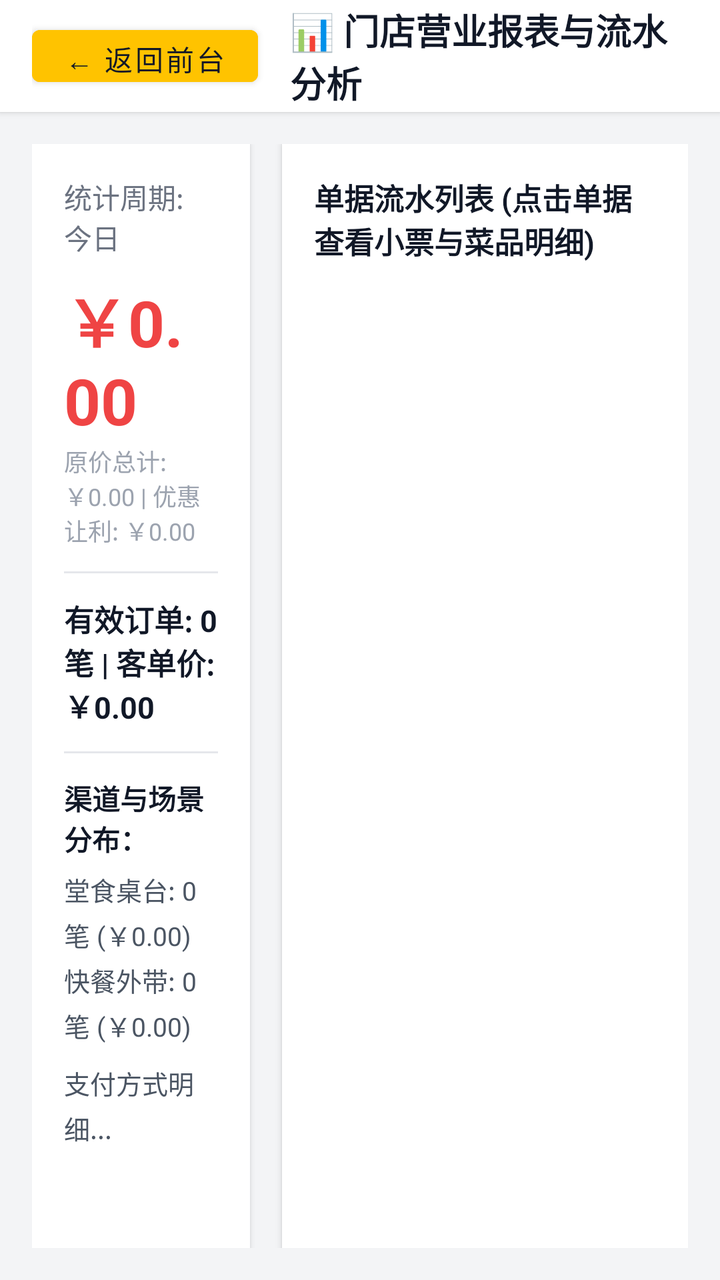
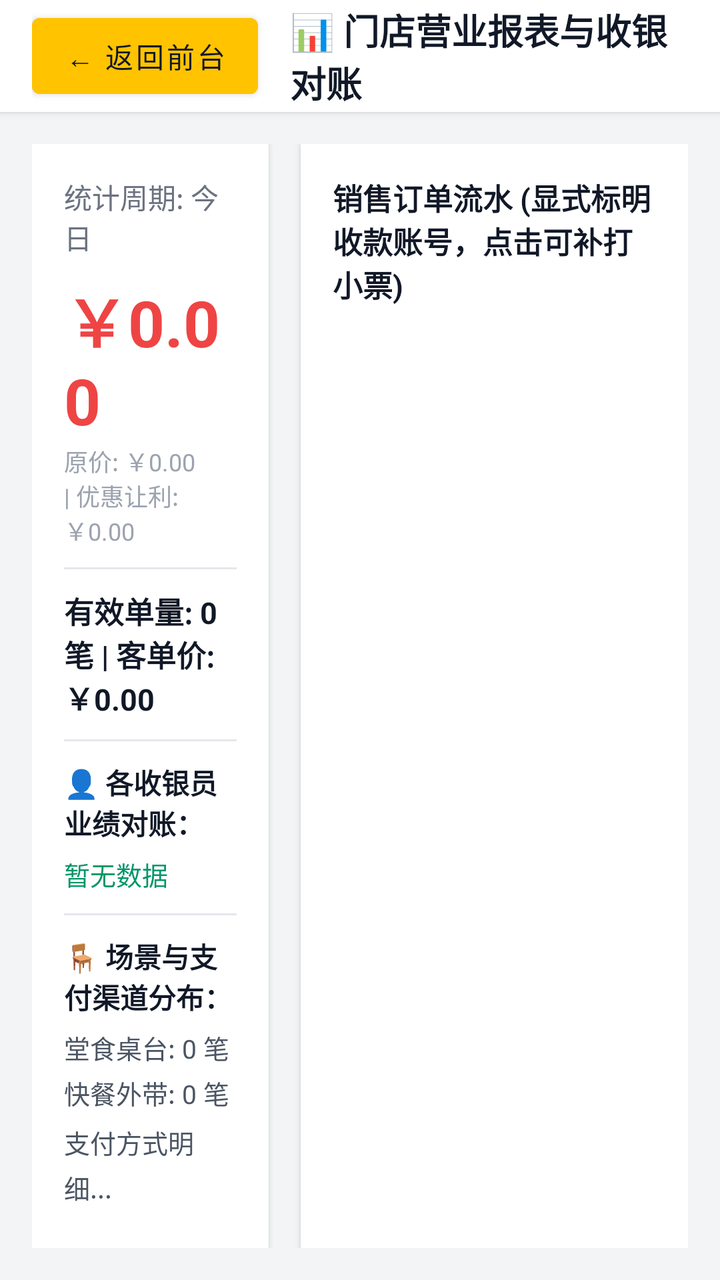

An Android layout rendered at two revisions. The XML below is the earlier revision; the diff shows what the commit changed to produce the second picture.
<!-- AndroidManifest.xml: application theme Theme.MeituanPosLite -->
<!-- res/layout/activity_report.xml -->
<?xml version="1.0" encoding="utf-8"?>
<LinearLayout xmlns:android="http://schemas.android.com/apk/res/android"
    android:layout_width="match_parent"
    android:layout_height="match_parent"
    android:orientation="vertical"
    android:background="#F3F4F6">

    
    <LinearLayout
        android:layout_width="match_parent"
        android:layout_height="56dp"
        android:background="#FFFFFF"
        android:gravity="center_vertical"
        android:paddingHorizontal="16dp"
        android:elevation="2dp">

        <Button
            android:id="@+id/btnBack"
            android:layout_width="wrap_content"
            android:layout_height="38dp"
            android:text="← 返回前台"
            android:textColor="#111827"
            android:backgroundTint="#FFC300"/>

        <TextView
            android:layout_width="wrap_content"
            android:layout_height="wrap_content"
            android:layout_marginStart="16dp"
            android:text="📊 门店营业报表与流水分析"
            android:textSize="18sp"
            android:textStyle="bold"
            android:textColor="#111827"/>

        <View
            android:layout_width="0dp"
            android:layout_height="match_parent"
            android:layout_weight="1"/>

        
        <Button
            android:id="@+id/btnFilterToday"
            android:layout_width="wrap_content"
            android:layout_height="38dp"
            android:text="今日"
            android:textColor="#FFFFFF"
            android:backgroundTint="#1E2433"/>

        <Button
            android:id="@+id/btnFilterMonth"
            android:layout_width="wrap_content"
            android:layout_height="38dp"
            android:layout_marginStart="8dp"
            android:text="本月"
            android:textColor="#111827"
            android:backgroundTint="#E5E7EB"/>

        <Button
            android:id="@+id/btnFilterYear"
            android:layout_width="wrap_content"
            android:layout_height="38dp"
            android:layout_marginStart="8dp"
            android:text="本年"
            android:textColor="#111827"
            android:backgroundTint="#E5E7EB"/>
    </LinearLayout>

    <LinearLayout
        android:layout_width="match_parent"
        android:layout_height="match_parent"
        android:orientation="horizontal"
        android:padding="16dp">

        
        <LinearLayout
            android:layout_width="0dp"
            android:layout_height="match_parent"
            android:layout_weight="3.5"
            android:orientation="vertical"
            android:background="#FFFFFF"
            android:padding="16dp"
            android:elevation="2dp">

            <TextView
                android:id="@+id/tvReportPeriod"
                android:layout_width="wrap_content"
                android:layout_height="wrap_content"
                android:text="统计周期: 今日"
                android:textSize="14sp"
                android:textColor="#6B7280"/>

            <TextView
                android:id="@+id/tvTotalSales"
                android:layout_width="wrap_content"
                android:layout_height="wrap_content"
                android:layout_marginTop="8dp"
                android:text="￥0.00"
                android:textSize="32sp"
                android:textStyle="bold"
                android:textColor="#EF4444"/>

            <TextView
                android:id="@+id/tvOriginalAndDiscount"
                android:layout_width="wrap_content"
                android:layout_height="wrap_content"
                android:text="原价总计: ￥0.00 | 优惠让利: ￥0.00"
                android:textSize="12sp"
                android:textColor="#9CA3AF"/>

            <View
                android:layout_width="match_parent"
                android:layout_height="1dp"
                android:background="#E5E7EB"
                android:layout_marginVertical="12dp"/>

            
            <TextView
                android:id="@+id/tvOrderCountAndAvg"
                android:layout_width="wrap_content"
                android:layout_height="wrap_content"
                android:text="有效订单: 0 笔 | 客单价: ￥0.00"
                android:textSize="15sp"
                android:textStyle="bold"
                android:textColor="#111827"/>

            <View
                android:layout_width="match_parent"
                android:layout_height="1dp"
                android:background="#E5E7EB"
                android:layout_marginVertical="12dp"/>

            <TextView
                android:layout_width="wrap_content"
                android:layout_height="wrap_content"
                android:text="渠道与场景分布："
                android:textStyle="bold"
                android:textSize="14sp"
                android:textColor="#111827"/>

            <TextView
                android:id="@+id/tvTypeDistribution"
                android:layout_width="match_parent"
                android:layout_height="wrap_content"
                android:layout_marginTop="6dp"
                android:text="堂食桌台: 0 笔 (￥0.00)\n快餐外带: 0 笔 (￥0.00)"
                android:lineSpacingExtra="4dp"
                android:textSize="13sp"
                android:textColor="#4B5563"/>

            <TextView
                android:id="@+id/tvPayDistribution"
                android:layout_width="match_parent"
                android:layout_height="wrap_content"
                android:layout_marginTop="10dp"
                android:text="支付方式明细..."
                android:lineSpacingExtra="4dp"
                android:textSize="13sp"
                android:textColor="#4B5563"/>
        </LinearLayout>

        
        <LinearLayout
            android:layout_width="0dp"
            android:layout_height="match_parent"
            android:layout_weight="6.5"
            android:layout_marginStart="16dp"
            android:orientation="vertical"
            android:background="#FFFFFF"
            android:padding="16dp"
            android:elevation="2dp">

            <TextView
                android:layout_width="wrap_content"
                android:layout_height="wrap_content"
                android:text="单据流水列表 (点击单据查看小票与菜品明细)"
                android:textSize="15sp"
                android:textStyle="bold"
                android:textColor="#111827"/>

            <androidx.recyclerview.widget.RecyclerView
                android:id="@+id/rvOrderHistory"
                android:layout_width="match_parent"
                android:layout_height="match_parent"
                android:layout_marginTop="12dp"/>
        </LinearLayout>
    </LinearLayout>
</LinearLayout>
<!-- resources referenced by this layout -->
<resources>
  <style name="Theme.MeituanPosLite" parent="Theme.MaterialComponents.Light.NoActionBar">
          <item name="colorPrimary">@color/meituan_yellow</item>
          <item name="colorSecondary">#333333</item>
          <item name="android:statusBarColor">#FFD100</item>
      </style>
  <color name="meituan_yellow">#FFC300</color>
</resources>

<!-- the commit's change to res/layout/activity_report.xml (unified diff, before → after) -->
@@ -20,13 +20,16 @@
             android:layout_height="38dp"
             android:text="← 返回前台"
             android:textColor="#111827"
-            android:backgroundTint="#FFC300"/>
+            android:backgroundTint="#FFC300"
+            android:insetTop="0dp"
+            android:insetBottom="0dp"
+            android:singleLine="true"/>
 
         <TextView
             android:layout_width="wrap_content"
             android:layout_height="wrap_content"
             android:layout_marginStart="16dp"
-            android:text="📊 门店营业报表与流水分析"
+            android:text="📊 门店营业报表与收银对账"
             android:textSize="18sp"
             android:textStyle="bold"
             android:textColor="#111827"/>
@@ -36,14 +39,16 @@
             android:layout_height="match_parent"
             android:layout_weight="1"/>
 
-        
         <Button
             android:id="@+id/btnFilterToday"
             android:layout_width="wrap_content"
             android:layout_height="38dp"
             android:text="今日"
             android:textColor="#FFFFFF"
-            android:backgroundTint="#1E2433"/>
+            android:backgroundTint="#1E2433"
+            android:insetTop="0dp"
+            android:insetBottom="0dp"
+            android:singleLine="true"/>
 
         <Button
             android:id="@+id/btnFilterMonth"
@@ -52,7 +57,10 @@
             android:layout_marginStart="8dp"
             android:text="本月"
             android:textColor="#111827"
-            android:backgroundTint="#E5E7EB"/>
+            android:backgroundTint="#E5E7EB"
+            android:insetTop="0dp"
+            android:insetBottom="0dp"
+            android:singleLine="true"/>
 
         <Button
             android:id="@+id/btnFilterYear"
@@ -61,7 +69,10 @@
             android:layout_marginStart="8dp"
             android:text="本年"
             android:textColor="#111827"
-            android:backgroundTint="#E5E7EB"/>
+            android:backgroundTint="#E5E7EB"
+            android:insetTop="0dp"
+            android:insetBottom="0dp"
+            android:singleLine="true"/>
     </LinearLayout>
 
     <LinearLayout
@@ -71,97 +82,126 @@
         android:padding="16dp">
 
         
-        <LinearLayout
+        <ScrollView
             android:layout_width="0dp"
             android:layout_height="match_parent"
-            android:layout_weight="3.5"
-            android:orientation="vertical"
+            android:layout_weight="3.8"
             android:background="#FFFFFF"
-            android:padding="16dp"
             android:elevation="2dp">
 
-            <TextView
-                android:id="@+id/tvReportPeriod"
-                android:layout_width="wrap_content"
-                android:layout_height="wrap_content"
-                android:text="统计周期: 今日"
-                android:textSize="14sp"
-                android:textColor="#6B7280"/>
-
-            <TextView
-                android:id="@+id/tvTotalSales"
-                android:layout_width="wrap_content"
-                android:layout_height="wrap_content"
-                android:layout_marginTop="8dp"
-                android:text="￥0.00"
-                android:textSize="32sp"
-                android:textStyle="bold"
-                android:textColor="#EF4444"/>
-
-            <TextView
-                android:id="@+id/tvOriginalAndDiscount"
-                android:layout_width="wrap_content"
-                android:layout_height="wrap_content"
-                android:text="原价总计: ￥0.00 | 优惠让利: ￥0.00"
-                android:textSize="12sp"
-                android:textColor="#9CA3AF"/>
-
-            <View
-                android:layout_width="match_parent"
-                android:layout_height="1dp"
-                android:background="#E5E7EB"
-                android:layout_marginVertical="12dp"/>
-
-            
-            <TextView
-                android:id="@+id/tvOrderCountAndAvg"
-                android:layout_width="wrap_content"
-                android:layout_height="wrap_content"
-                android:text="有效订单: 0 笔 | 客单价: ￥0.00"
-                android:textSize="15sp"
-                android:textStyle="bold"
-                android:textColor="#111827"/>
-
-            <View
-                android:layout_width="match_parent"
-                android:layout_height="1dp"
-                android:background="#E5E7EB"
-                android:layout_marginVertical="12dp"/>
-
-            <TextView
-                android:layout_width="wrap_content"
-                android:layout_height="wrap_content"
-                android:text="渠道与场景分布："
-                android:textStyle="bold"
-                android:textSize="14sp"
-                android:textColor="#111827"/>
-
-            <TextView
-                android:id="@+id/tvTypeDistribution"
+            <LinearLayout
                 android:layout_width="match_parent"
                 android:layout_height="wrap_content"
-                android:layout_marginTop="6dp"
-                android:text="堂食桌台: 0 笔 (￥0.00)\n快餐外带: 0 笔 (￥0.00)"
-                android:lineSpacingExtra="4dp"
-                android:textSize="13sp"
-                android:textColor="#4B5563"/>
-
-            <TextView
-                android:id="@+id/tvPayDistribution"
-                android:layout_width="match_parent"
-                android:layout_height="wrap_content"
-                android:layout_marginTop="10dp"
-                android:text="支付方式明细..."
-                android:lineSpacingExtra="4dp"
-                android:textSize="13sp"
-                android:textColor="#4B5563"/>
-        </LinearLayout>
+                android:orientation="vertical"
+                android:padding="16dp">
+
+                <TextView
+                    android:id="@+id/tvReportPeriod"
+                    android:layout_width="wrap_content"
+                    android:layout_height="wrap_content"
+                    android:text="统计周期: 今日"
+                    android:textSize="14sp"
+                    android:textColor="#6B7280"/>
+
+                <TextView
+                    android:id="@+id/tvTotalSales"
+                    android:layout_width="wrap_content"
+                    android:layout_height="wrap_content"
+                    android:layout_marginTop="8dp"
+                    android:text="￥0.00"
+                    android:textSize="32sp"
+                    android:textStyle="bold"
+                    android:textColor="#EF4444"/>
+
+                <TextView
+                    android:id="@+id/tvOriginalAndDiscount"
+                    android:layout_width="wrap_content"
+                    android:layout_height="wrap_content"
+                    android:text="原价: ￥0.00 | 优惠让利: ￥0.00"
+                    android:textSize="12sp"
+                    android:textColor="#9CA3AF"/>
+
+                <View
+                    android:layout_width="match_parent"
+                    android:layout_height="1dp"
+                    android:background="#E5E7EB"
+                    android:layout_marginVertical="10dp"/>
+
+                <TextView
+                    android:id="@+id/tvOrderCountAndAvg"
+                    android:layout_width="wrap_content"
+                    android:layout_height="wrap_content"
+                    android:text="有效单量: 0 笔 | 客单价: ￥0.00"
+                    android:textSize="15sp"
+                    android:textStyle="bold"
+                    android:textColor="#111827"/>
+
+                <View
+                    android:layout_width="match_parent"
+                    android:layout_height="1dp"
+                    android:background="#E5E7EB"
+                    android:layout_marginVertical="10dp"/>
+
+                
+                <TextView
+                    android:layout_width="wrap_content"
+                    android:layout_height="wrap_content"
+                    android:text="👤 各收银员业绩对账："
+                    android:textStyle="bold"
+                    android:textSize="14sp"
+                    android:textColor="#111827"/>
+
+                <TextView
+                    android:id="@+id/tvCashierDistribution"
+                    android:layout_width="match_parent"
+                    android:layout_height="wrap_content"
+                    android:layout_marginTop="6dp"
+                    android:text="暂无数据"
+                    android:lineSpacingExtra="4dp"
+                    android:textSize="13sp"
+                    android:textColor="#059669"/>
+
+                <View
+                    android:layout_width="match_parent"
+                    android:layout_height="1dp"
+                    android:background="#E5E7EB"
+                    android:layout_marginVertical="10dp"/>
+
+                <TextView
+                    android:layout_width="wrap_content"
+                    android:layout_height="wrap_content"
+                    android:text="🪑 场景与支付渠道分布："
+                    android:textStyle="bold"
+                    android:textSize="14sp"
+                    android:textColor="#111827"/>
+
+                <TextView
+                    android:id="@+id/tvTypeDistribution"
+                    android:layout_width="match_parent"
+                    android:layout_height="wrap_content"
+                    android:layout_marginTop="6dp"
+                    android:text="堂食桌台: 0 笔\n快餐外带: 0 笔"
+                    android:lineSpacingExtra="4dp"
+                    android:textSize="13sp"
+                    android:textColor="#4B5563"/>
+
+                <TextView
+                    android:id="@+id/tvPayDistribution"
+                    android:layout_width="match_parent"
+                    android:layout_height="wrap_content"
+                    android:layout_marginTop="6dp"
+                    android:text="支付方式明细..."
+                    android:lineSpacingExtra="4dp"
+                    android:textSize="13sp"
+                    android:textColor="#4B5563"/>
+            </LinearLayout>
+        </ScrollView>
 
         
         <LinearLayout
             android:layout_width="0dp"
             android:layout_height="match_parent"
-            android:layout_weight="6.5"
+            android:layout_weight="6.2"
             android:layout_marginStart="16dp"
             android:orientation="vertical"
             android:background="#FFFFFF"
@@ -171,7 +211,7 @@
             <TextView
                 android:layout_width="wrap_content"
                 android:layout_height="wrap_content"
-                android:text="单据流水列表 (点击单据查看小票与菜品明细)"
+                android:text="销售订单流水 (显式标明收款账号，点击可补打小票)"
                 android:textSize="15sp"
                 android:textStyle="bold"
                 android:textColor="#111827"/>
